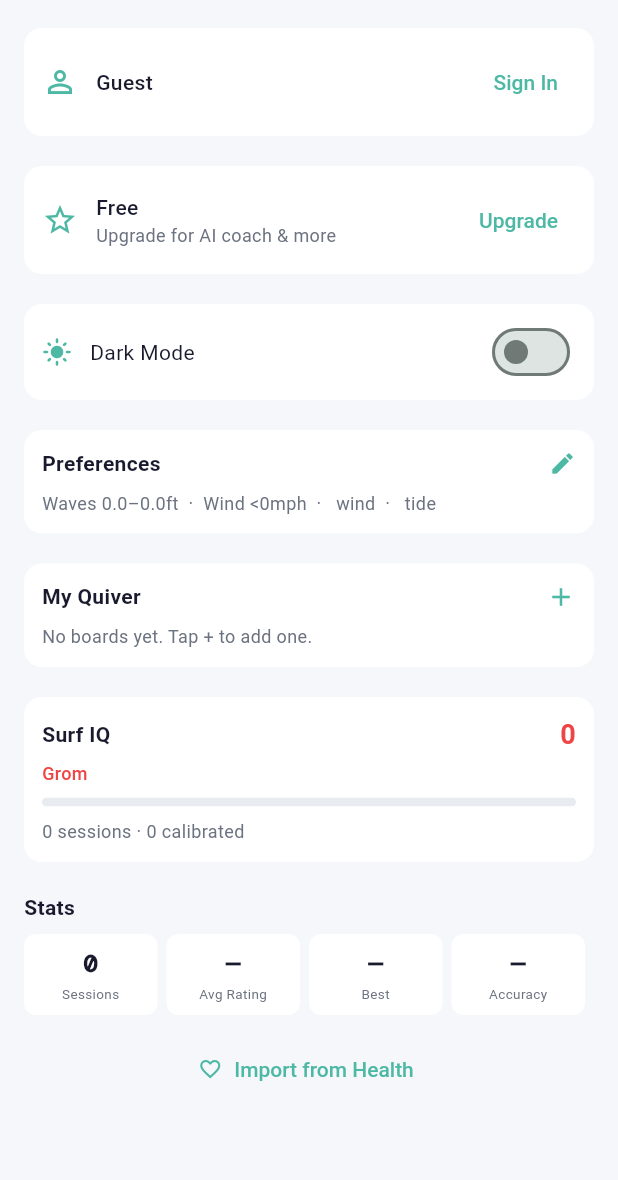
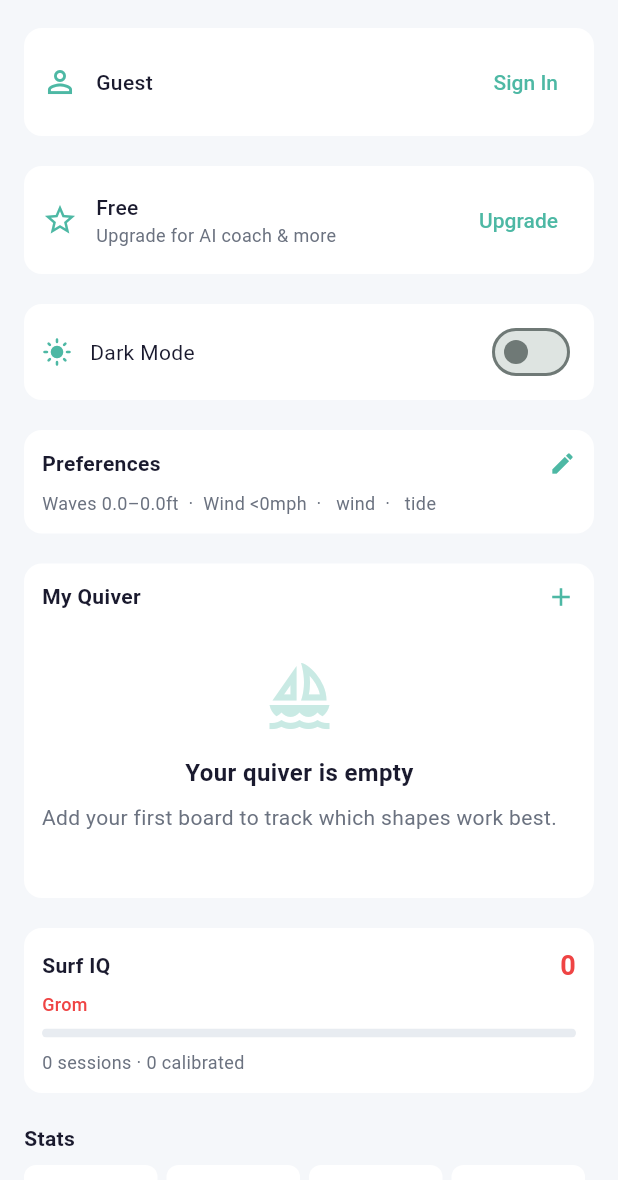
Before and after one commit to ndp2133/boardcast-flutter, a Flutter app: the HistoryScreen screen opened directly, on a phone screen of 412 x 824 dp, the part 56-1236 px from its top. Run offline on Flutter 3.47's test engine with Material 3 defaults, Android fonts, the phone set to English and light mode, and no system bars; our stand-ins replace flutter_riverpod, geolocator, hive_flutter, share_plus, sign_in_with_apple, supabase_flutter and 1 more; missing offline and left inert: health, home_widget, posthog_flutter, purchases_flutter; accounts and stored records are empty; network calls fail.

Commit message:
P1 polish: empty states, location animations, onboarding refinements
Add personality to 3 empty states (sessions, quiver, forecast) with
reusable EmptyState widget. Dashboard cross-fades on location switch
using AnimatedSwitcher + skipLoadingOnRefresh, metric cards morph
numbers via TweenAnimationBuilder. Onboarding gets animated dot
indicators, hero icons per step, staggered skill cards, and confirm
step celebration pop. 8 new widget tests (221 total).

Co-Authored-By: Claude Opus 4.6 <noreply@anthropic.com>

```diff
--- /dev/null
+++ b/lib/components/empty_state.dart
@@ -0,0 +1,70 @@
+/// Reusable empty state widget — icon, title, subtitle, optional action button.
+import 'package:flutter/material.dart';
+import '../theme/tokens.dart';
+
+class EmptyState extends StatelessWidget {
+  final IconData icon;
+  final String title;
+  final String subtitle;
+  final String? actionLabel;
+  final VoidCallback? onAction;
+
+  const EmptyState({
+    super.key,
+    required this.icon,
+    required this.title,
+    required this.subtitle,
+    this.actionLabel,
+    this.onAction,
+  });
+
+  @override
+  Widget build(BuildContext context) {
+    final isDark = Theme.of(context).brightness == Brightness.dark;
+    final textColor =
+        isDark ? AppColorsDark.textPrimary : AppColors.textPrimary;
+    final subColor =
+        isDark ? AppColorsDark.textSecondary : AppColors.textSecondary;
+
+    return Padding(
+      padding: const EdgeInsets.symmetric(vertical: AppSpacing.s8),
+      child: Column(
+        mainAxisSize: MainAxisSize.min,
+        children: [
+          Icon(
+            icon,
+            size: 48,
+            color: AppColors.accent.withValues(alpha: 0.3),
+          ),
+          const SizedBox(height: AppSpacing.s4),
+          Text(
+            title,
+            style: TextStyle(
+              fontSize: AppTypography.textBase,
+              fontWeight: AppTypography.weightBold,
+              color: textColor,
+            ),
+            textAlign: TextAlign.center,
+          ),
+          const SizedBox(height: AppSpacing.s2),
+          Text(
+            subtitle,
+            style: TextStyle(
+              fontSize: AppTypography.textSm,
+              color: subColor,
+              height: 1.4,
+            ),
+            textAlign: TextAlign.center,
+          ),
+          if (actionLabel != null && onAction != null) ...[
+            const SizedBox(height: AppSpacing.s4),
+            TextButton(
+              onPressed: onAction,
+              child: Text(actionLabel!),
+            ),
+          ],
+        ],
+      ),
+    );
+  }
+}
--- a/lib/views/history_screen.dart
+++ b/lib/views/history_screen.dart
@@ -18,6 +18,7 @@ import '../components/preferences_editor.dart';
 import '../components/board_modal.dart';
 import '../components/star_rating.dart';
 import '../components/surf_wrapped.dart';
+import '../components/empty_state.dart';
 import 'package:url_launcher/url_launcher.dart';
 
 class HistoryScreen extends ConsumerWidget {
@@ -143,13 +144,10 @@ class HistoryScreen extends ConsumerWidget {
             ...completed
                 .map((s) => _buildSessionRow(s, boards, isDark, textColor, subColor)),
           ] else
-            Padding(
-              padding: const EdgeInsets.symmetric(vertical: AppSpacing.s8),
-              child: Text(
-                'No completed sessions yet.\nPlan a session from the Track tab!',
-                style: TextStyle(color: subColor),
-                textAlign: TextAlign.center,
-              ),
+            const EmptyState(
+              icon: Icons.surfing,
+              title: 'No sessions yet',
+              subtitle: 'The ocean is waiting. Plan your first session from the Track tab.',
             ),
 
           // Privacy statement
@@ -733,15 +731,10 @@ class HistoryScreen extends ConsumerWidget {
             ],
           ),
           if (boards.isEmpty)
-            Padding(
-              padding: const EdgeInsets.only(top: AppSpacing.s2),
-              child: Text(
-                'No boards yet. Tap + to add one.',
-                style: TextStyle(
-                  fontSize: AppTypography.textXs,
-                  color: subColor,
-                ),
-              ),
+            const EmptyState(
+              icon: Icons.sailing_outlined,
+              title: 'Your quiver is empty',
+              subtitle: 'Add your first board to track which shapes work best.',
             )
           else
             ...boards.map((b) => Padding(
```
Also changed, not shown: lib/components/metric_card.dart (+22 -1 lines), lib/views/dashboard_screen.dart (+15 -4 lines), lib/views/onboarding_screen.dart (+74 -8 lines), lib/views/tracking_screen.dart (+5 -7 lines), 2 other files.
